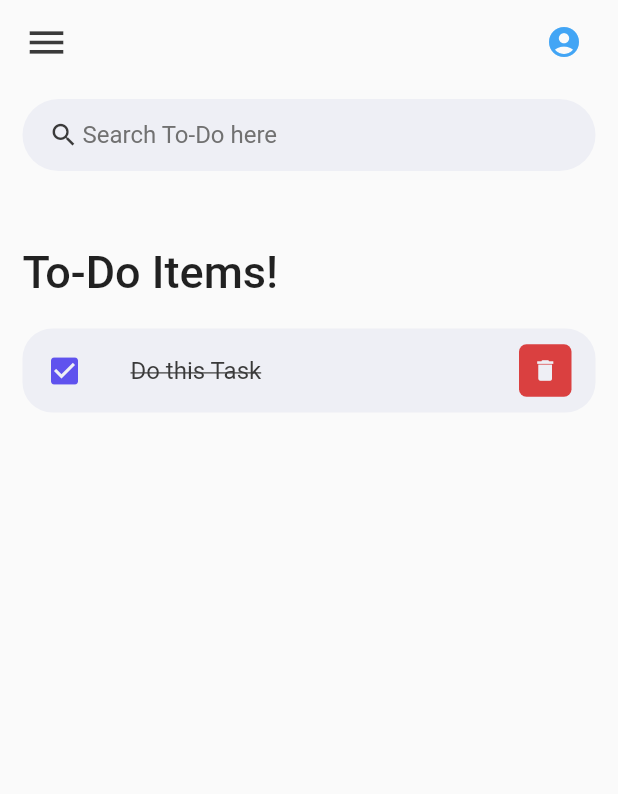
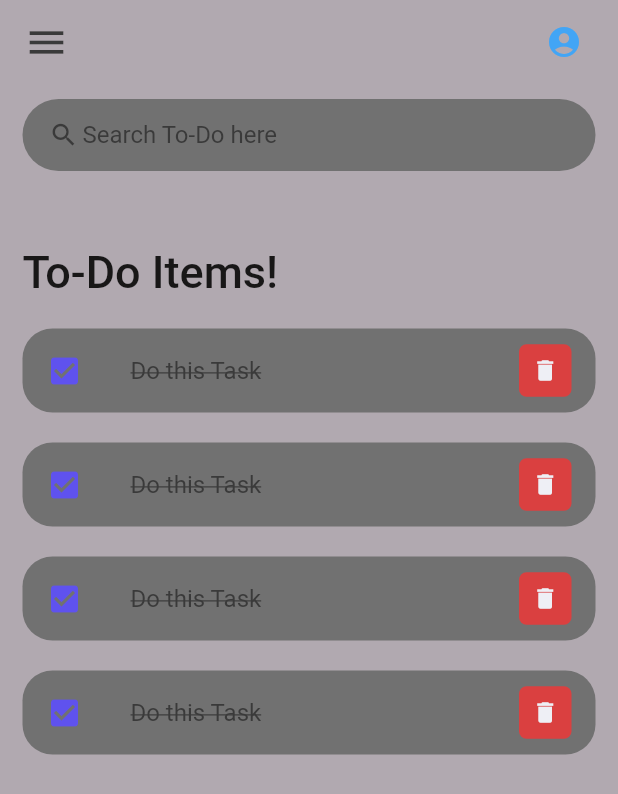
Before and after one commit to nikhil-RGB/To-Do, a Flutter app: the screen it shows after launch, on a phone screen of 412 x 824 dp. Shown: the top 794 px of the screen. Run offline on Flutter 3.47's test engine with Material 2 defaults, Android fonts, the phone set to English and light mode, and no system bars.

Commit message:
Reformat UI colour scheme

```diff
--- a/to_do_app/lib/all-const/colors.dart
+++ b/to_do_app/lib/all-const/colors.dart
@@ -7,3 +7,4 @@ const Color tdBlack = Color(0xFF3A3A3A);
 const Color tdGrey = Color(0xFF717171);
 
 const Color tdBGColor = Color(0xFFEEEFF5);
+const Color alternative = Color.fromARGB(255, 177, 169, 176);
--- a/to_do_app/lib/all-screens/home.dart
+++ b/to_do_app/lib/all-screens/home.dart
@@ -6,6 +6,7 @@ class Home extends StatelessWidget {
   @override
   Widget build(BuildContext context) {
     return Scaffold(
+      backgroundColor: alternative,
       appBar: buildBar(),
       body: Container(
           padding: EdgeInsets.symmetric(horizontal: 15, vertical: 10),
@@ -28,6 +29,9 @@ class Home extends StatelessWidget {
               style: TextStyle(fontSize: 30, fontWeight: FontWeight.w500),
             )),
         item(),
+        item(),
+        item(),
+        item(),
       ]),
     );
   }
@@ -37,7 +41,7 @@ class Home extends StatelessWidget {
     return Container(
       padding: EdgeInsets.symmetric(horizontal: 15),
       decoration: BoxDecoration(
-        color: tdBGColor,
+        color: tdGrey,
         borderRadius: BorderRadius.circular(25),
       ),
       child: TextField(
@@ -50,7 +54,7 @@ class Home extends StatelessWidget {
           ),
           border: InputBorder.none,
           hintText: 'Search To-Do here',
-          hintStyle: TextStyle(color: tdGrey),
+          hintStyle: TextStyle(color: tdBlack),
         ),
       ),
     );
--- a/to_do_app/lib/widgets/item.dart
+++ b/to_do_app/lib/widgets/item.dart
@@ -5,10 +5,12 @@ class item extends StatelessWidget {
   @override
   Widget build(BuildContext context) {
     return Container(
+        margin: EdgeInsets.only(bottom: 20),
         child: ListTile(
           onTap: () => {},
-      shape: RoundedRectangleBorder(borderRadius: BorderRadius.circular(20)),
-      tileColor: tdBGColor,
+          shape:
+              RoundedRectangleBorder(borderRadius: BorderRadius.circular(20)),
+          tileColor: tdGrey,
           leading: Icon(
             Icons.check_box,
             color: tdBlue,
```
Lines whose indentation alone changed are shown as unchanged.
